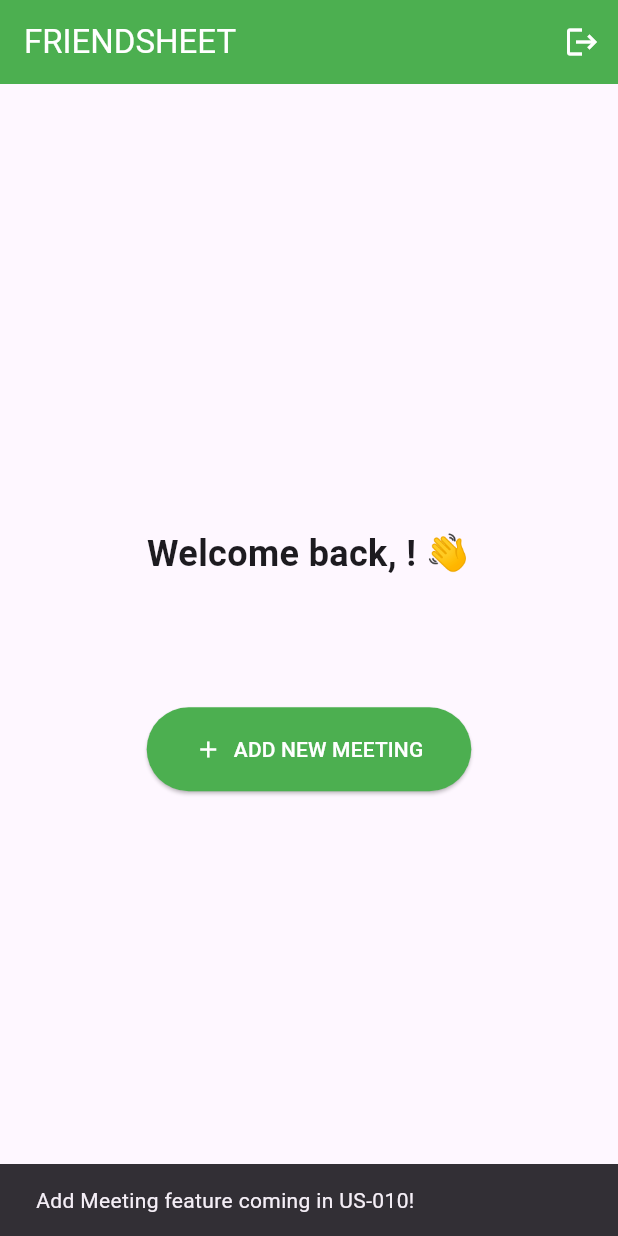
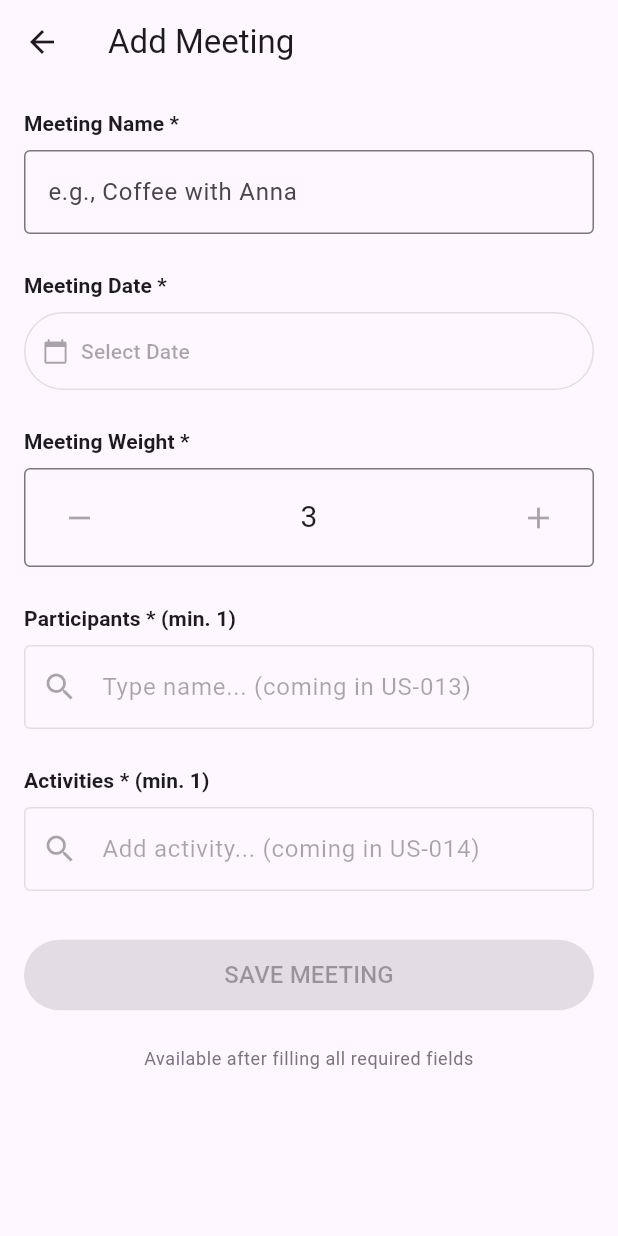
Before and after one commit to aleksanderginalski/Friendsheet-App, a Flutter app: the screen it shows once a user with an empty profile is signed in, after a tap on "ADD NEW MEETING", on a phone screen of 412 x 824 dp. Run offline on Flutter 3.47's test engine with Material 3 defaults, Android fonts, the phone set to English and light mode, and no system bars; our stand-ins replace cloud_firestore, firebase_auth, firebase_core, freezed_annotation, google_sign_in; accounts and stored records are empty; generated files the repository leaves out were written again.

Commit message:
feat(presentation): add Add Meeting screen UI with Provider scaffold
- AddMeetingProvider with ChangeNotifier for form state management
- AddMeetingScreen with ScrollView layout and all section placeholders
- Navigate to AddMeetingScreen from HomeScreen
- Save button disabled until US-015
- Widget tests for screen structure (5/5 passing)

Closes #10

```diff
--- /dev/null
+++ b/lib/presentation/providers/add_meeting_provider.dart
@@ -0,0 +1,62 @@
+import 'package:flutter/foundation.dart';
+
+/// Manages the state for the Add Meeting screen.
+/// Holds form data and notifies listeners on changes.
+class AddMeetingProvider extends ChangeNotifier {
+  // --- Form fields ---
+  String _name = '';
+  DateTime _date = DateTime.now();
+  int _weight = 3;
+  final List<String> _participantIds = [];
+  final List<String> _activityIds = [];
+
+  // --- Loading / error state ---
+  bool _isLoading = false;
+  String? _errorMessage;
+
+  // --- Getters ---
+  String get name => _name;
+  DateTime get date => _date;
+  int get weight => _weight;
+  List<String> get participantIds => List.unmodifiable(_participantIds);
+  List<String> get activityIds => List.unmodifiable(_activityIds);
+  bool get isLoading => _isLoading;
+  String? get errorMessage => _errorMessage;
+
+  // --- Setters (will be expanded in US-011 to US-014) ---
+
+  void setName(String value) {
+    _name = value;
+    notifyListeners();
+  }
+
+  void setDate(DateTime value) {
+    _date = value;
+    notifyListeners();
+  }
+
+  void setWeight(int value) {
+    _weight = value;
+    notifyListeners();
+  }
+
+  // --- Validation (basic, will be expanded later) ---
+
+  /// Returns true if the form has minimum required data.
+  bool get isFormValid =>
+      _name.isNotEmpty && _participantIds.isNotEmpty && _activityIds.isNotEmpty;
+
+  // --- Reset ---
+
+  /// Resets all form fields to their default values.
+  void reset() {
+    _name = '';
+    _date = DateTime.now();
+    _weight = 3;
+    _participantIds.clear();
+    _activityIds.clear();
+    _isLoading = false;
+    _errorMessage = null;
+    notifyListeners();
+  }
+}
--- /dev/null
+++ b/lib/presentation/screens/add_meeting_screen.dart
@@ -0,0 +1,187 @@
+import 'package:flutter/material.dart';
+import 'package:provider/provider.dart';
+import '../providers/add_meeting_provider.dart';
+
+/// Screen for adding a new meeting.
+/// Provides [AddMeetingProvider] scoped to this screen only.
+class AddMeetingScreen extends StatelessWidget {
+  const AddMeetingScreen({super.key});
+
+  @override
+  Widget build(BuildContext context) {
+    return ChangeNotifierProvider(
+      create: (_) => AddMeetingProvider(),
+      child: const _AddMeetingView(),
+    );
+  }
+}
+
+/// Internal view widget that consumes [AddMeetingProvider].
+class _AddMeetingView extends StatelessWidget {
+  const _AddMeetingView();
+
+  @override
+  Widget build(BuildContext context) {
+    return Scaffold(
+      appBar: AppBar(
+        title: const Text('Add Meeting'),
+      ),
+      body: SingleChildScrollView(
+        padding: const EdgeInsets.all(16),
+        child: Column(
+          crossAxisAlignment: CrossAxisAlignment.stretch,
+          children: [
+            // --- Meeting Name ---
+            const _SectionHeader(title: 'Meeting Name *'),
+            const SizedBox(height: 8),
+            const TextField(
+              decoration: InputDecoration(
+                hintText: 'e.g., Coffee with Anna',
+                border: OutlineInputBorder(),
+                counterText: '',
+              ),
+              maxLength: 50,
+            ),
+            const SizedBox(height: 24),
+
+            // --- Meeting Date ---
+            const _SectionHeader(title: 'Meeting Date *'),
+            const SizedBox(height: 8),
+            _DatePickerPlaceholder(),
+            const SizedBox(height: 24),
+
+            // --- Meeting Weight ---
+            const _SectionHeader(title: 'Meeting Weight *'),
+            const SizedBox(height: 8),
+            _WeightStepperPlaceholder(),
+            const SizedBox(height: 24),
+
+            // --- Participants ---
+            const _SectionHeader(title: 'Participants * (min. 1)'),
+            const SizedBox(height: 8),
+            _ParticipantsPlaceholder(),
+            const SizedBox(height: 24),
+
+            // --- Activities ---
+            const _SectionHeader(title: 'Activities * (min. 1)'),
+            const SizedBox(height: 8),
+            _ActivitiesPlaceholder(),
+            const SizedBox(height: 32),
+
+            // --- Save Button ---
+            const FilledButton(
+              onPressed: null, // enabled in US-015
+              child: Padding(
+                padding: EdgeInsets.symmetric(vertical: 12),
+                child: Text(
+                  'SAVE MEETING',
+                  style: TextStyle(fontSize: 16),
+                ),
+              ),
+            ),
+            const SizedBox(height: 24),
+            Text(
+              'Available after filling all required fields',
+              textAlign: TextAlign.center,
+              style: Theme.of(context).textTheme.bodySmall?.copyWith(
+                    color: Theme.of(context).colorScheme.outline,
+                  ),
+            ),
+          ],
+        ),
+      ),
+    );
+  }
+}
+
+// ---------------------------------------------------------------------------
+// Private helper widgets
+// ---------------------------------------------------------------------------
+
+class _SectionHeader extends StatelessWidget {
+  const _SectionHeader({required this.title});
+
+  final String title;
+
+  @override
+  Widget build(BuildContext context) {
+    return Text(
+      title,
+      style: Theme.of(context).textTheme.titleSmall?.copyWith(
+            fontWeight: FontWeight.bold,
+          ),
+    );
+  }
+}
+
+class _DatePickerPlaceholder extends StatelessWidget {
+  @override
+  Widget build(BuildContext context) {
+    return OutlinedButton.icon(
+      onPressed: null, // implemented in US-011
+      icon: const Icon(Icons.calendar_today),
+      label: const Text('Select Date'),
+      style: OutlinedButton.styleFrom(
+        alignment: Alignment.centerLeft,
+        padding: const EdgeInsets.symmetric(horizontal: 12, vertical: 16),
+      ),
+    );
+  }
+}
+
+class _WeightStepperPlaceholder extends StatelessWidget {
+  @override
+  Widget build(BuildContext context) {
+    return Container(
+      decoration: BoxDecoration(
+        border: Border.all(
+          color: Theme.of(context).colorScheme.outline,
+        ),
+        borderRadius: BorderRadius.circular(4),
+      ),
+      padding: const EdgeInsets.symmetric(horizontal: 12, vertical: 8),
+      child: const Row(
+        mainAxisAlignment: MainAxisAlignment.spaceBetween,
+        children: [
+          IconButton(
+            onPressed: null, // implemented in US-012
+            icon: Icon(Icons.remove),
+          ),
+          Text('3', style: TextStyle(fontSize: 20)),
+          IconButton(
+            onPressed: null, // implemented in US-012
+            icon: Icon(Icons.add),
+          ),
+        ],
+      ),
+    );
+  }
+}
+
+class _ParticipantsPlaceholder extends StatelessWidget {
+  @override
+  Widget build(BuildContext context) {
+    return const TextField(
+      enabled: false,
+      decoration: InputDecoration(
+        hintText: 'Type name... (coming in US-013)',
+        prefixIcon: Icon(Icons.search),
+        border: OutlineInputBorder(),
+      ),
+    );
+  }
+}
+
+class _ActivitiesPlaceholder extends StatelessWidget {
+  @override
+  Widget build(BuildContext context) {
+    return const TextField(
+      enabled: false,
+      decoration: InputDecoration(
+        hintText: 'Add activity... (coming in US-014)',
+        prefixIcon: Icon(Icons.search),
+        border: OutlineInputBorder(),
+      ),
+    );
+  }
+}
--- a/lib/presentation/screens/home_screen.dart
+++ b/lib/presentation/screens/home_screen.dart
@@ -1,5 +1,4 @@
-// lib/presentation/screens/home_screen.dart
-
+import 'add_meeting_screen.dart';
 import 'package:flutter/material.dart';
 import '../../data/services/auth_service.dart';
 
@@ -99,23 +98,19 @@ class HomeScreen extends StatelessWidget {
               const SizedBox(height: 48),
               ElevatedButton.icon(
                 onPressed: () {
-                  // TODO: Navigate to Add Meeting screen (US-010)
-                  ScaffoldMessenger.of(context).showSnackBar(
-                    const SnackBar(
-                      content: Text('Add Meeting feature coming in US-010!'),
+                  Navigator.of(context).push(
+                    MaterialPageRoute(
+                      builder: (_) => const AddMeetingScreen(),
                     ),
                   );
                 },
                 icon: const Icon(Icons.add),
                 label: const Text('ADD NEW MEETING'),
                 style: ElevatedButton.styleFrom(
-                  backgroundColor: const Color(0xFF4CAF50),
-                  foregroundColor: Colors.white,
                   padding: const EdgeInsets.symmetric(
                     horizontal: 32,
                     vertical: 16,
                   ),
-                  minimumSize: const Size(200, 56),
                 ),
               ),
             ],
```
Also changed, not shown: 2 other files.
